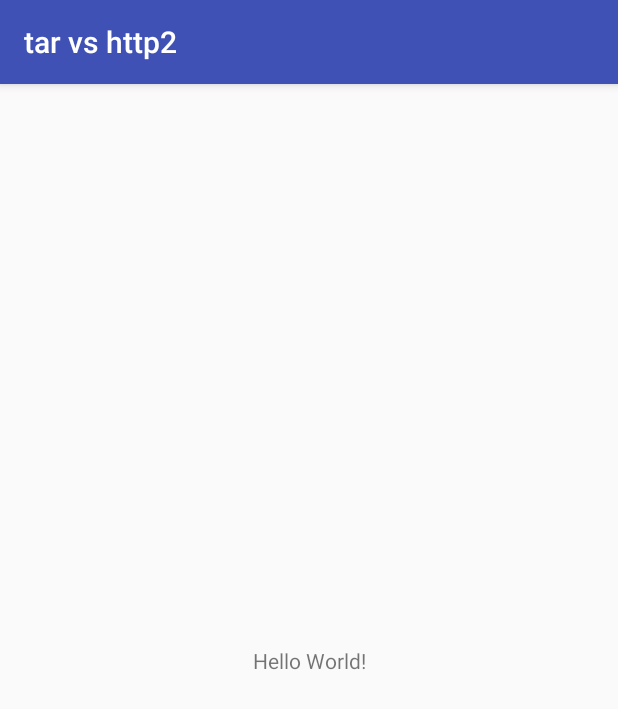
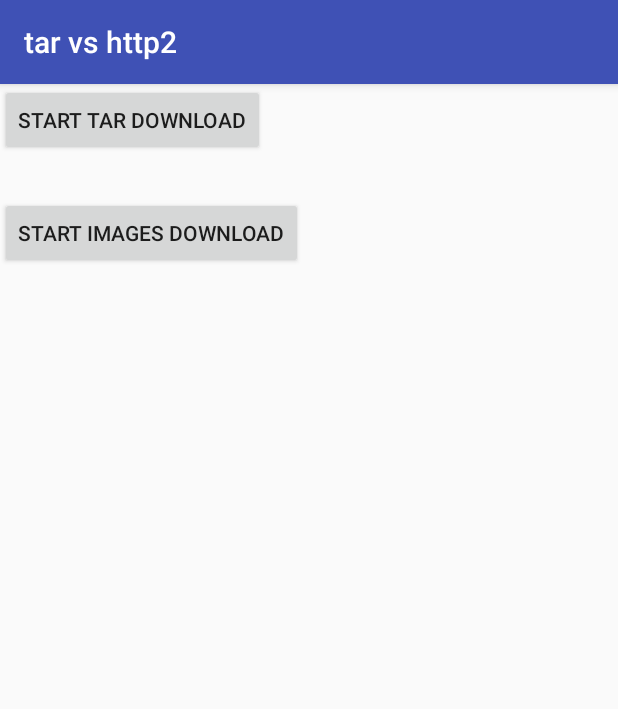
Before and after one commit to fourlastor/tar-http2, an Android app: the screen it shows after launch (MainActivity), on a phone screen of 412 x 824 dp. Shown: the top 709 px of the screen. Run offline under Robolectric (Android 15) with nearby library versions, the phone set to English and light mode, and no system bars.

Commit message:
Add views

```diff
--- a/app/src/main/res/layout/activity_main.xml
+++ b/app/src/main/res/layout/activity_main.xml
@@ -1,18 +1,59 @@
 <?xml version="1.0" encoding="utf-8"?>
-<android.support.constraint.ConstraintLayout xmlns:android="http://schemas.android.com/apk/res/android"
+<LinearLayout xmlns:android="http://schemas.android.com/apk/res/android"
     xmlns:app="http://schemas.android.com/apk/res-auto"
     xmlns:tools="http://schemas.android.com/tools"
     android:layout_width="match_parent"
     android:layout_height="match_parent"
+    android:orientation="vertical"
     tools:context=".MainActivity">
 
-    <TextView
+    <Button
+        android:id="@+id/button_start_tar"
         android:layout_width="wrap_content"
         android:layout_height="wrap_content"
-        android:text="Hello World!"
+        android:text="Start tar download" />
+
+    <ProgressBar
+        android:id="@+id/loading_tar"
+        android:visibility="gone"
+        android:indeterminate="true"
+        android:layout_width="wrap_content"
+        android:layout_height="wrap_content" />
+
+    <TextView
+        android:id="@+id/result_tar"
+        android:layout_width="wrap_content"
+        android:layout_height="wrap_content"
+        android:textSize="20sp"
+        android:fontFamily="monospace"
         app:layout_constraintBottom_toBottomOf="parent"
         app:layout_constraintLeft_toLeftOf="parent"
         app:layout_constraintRight_toRightOf="parent"
         app:layout_constraintTop_toTopOf="parent" />
 
-</android.support.constraint.ConstraintLayout>
+    <Button
+        android:id="@+id/button_start_images"
+        android:layout_width="wrap_content"
+        android:layout_height="wrap_content"
+        android:text="Start images download" />
+
+    <ProgressBar
+        android:id="@+id/loading_images"
+        android:indeterminate="true"
+        android:visibility="gone"
+        android:layout_width="wrap_content"
+        android:layout_height="wrap_content" />
+
+    <TextView
+        android:id="@+id/result_images"
+        android:layout_width="wrap_content"
+        android:layout_height="wrap_content"
+        android:textSize="20sp"
+        android:fontFamily="monospace"
+        app:layout_constraintBottom_toBottomOf="parent"
+        app:layout_constraintLeft_toLeftOf="parent"
+        app:layout_constraintRight_toRightOf="parent"
+        app:layout_constraintTop_toTopOf="parent" />
+
+
+</LinearLayout>
```
